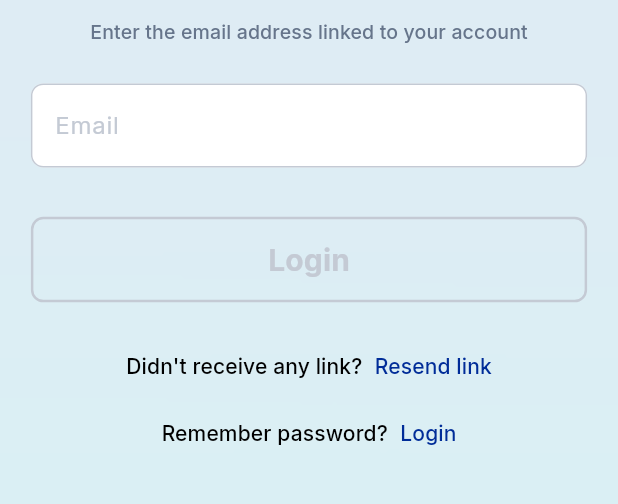
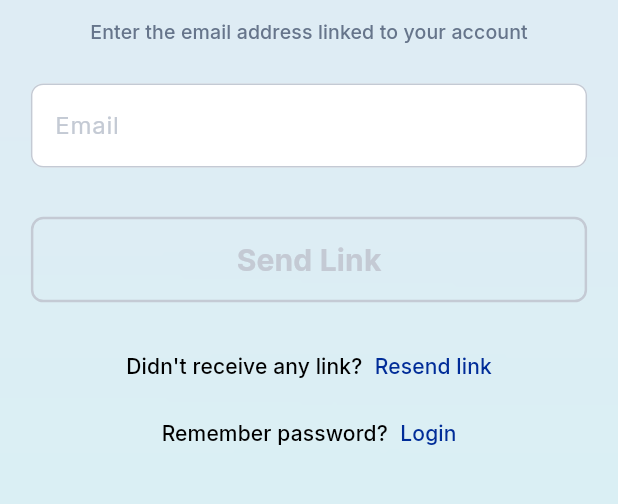
Before and after one commit to KelvinJC/slts-clone, a Flutter app: the ForgotPasswordScreen screen opened by its route, on a phone screen of 412 x 824 dp, the part 248-752 px from its top. Run offline on Flutter 3.47's test engine with Material 3 defaults, Android fonts, the phone set to English and light mode, and no system bars; our stand-ins replace connectivity_plus, dio, dropdown_button2, equatable, flutter_dotenv, flutter_riverpod and 8 more; missing offline and left inert: background_fetch, local_auth_android; accounts and stored records are empty; generated files the repository leaves out were written again; statements that could not run were skipped.

Commit message:
refactor: Clear out bugs from replacing widgets

```diff
--- a/lib/features/auth/presentation/screens/forgot_password_screen.dart
+++ b/lib/features/auth/presentation/screens/forgot_password_screen.dart
@@ -124,7 +124,7 @@ class _GradientButton extends ConsumerWidget {
           style: Theme.of(context).textTheme.labelLarge?.copyWith(
             color: AppColors.onPrimary,
             fontWeight: FontWeight.bold,
-            fontSize: 20  ,
+            fontSize: 20,
           )
       ),
       onPressed: () async {
--- a/lib/features/auth/presentation/screens/login_screen.dart
+++ b/lib/features/auth/presentation/screens/login_screen.dart
@@ -163,7 +163,7 @@ class _GradientButton extends ConsumerWidget {
           style: Theme.of(context).textTheme.labelLarge?.copyWith(
             color: AppColors.onPrimary,
             fontWeight: FontWeight.bold,
-            fontSize: 20  ,
+            fontSize: 20,
           )
       ),
       onPressed: () async {
--- a/lib/features/auth/presentation/widgets/2fa_token_form_widget.dart
+++ b/lib/features/auth/presentation/widgets/2fa_token_form_widget.dart
@@ -135,7 +135,7 @@ class _GradientButton extends ConsumerWidget {
           style: Theme.of(context).textTheme.labelLarge?.copyWith(
             color: AppColors.onPrimary,
             fontWeight: FontWeight.bold,
-            fontSize: 20  ,
+            fontSize: 20,
           )
       ),
       onPressed: () async {
--- a/lib/features/auth/presentation/widgets/blank_button_widget.dart
+++ b/lib/features/auth/presentation/widgets/blank_button_widget.dart
@@ -23,7 +23,7 @@ class BlankButton extends StatelessWidget {
       ),
       child: Center(
         child: Text(
-          'Login',
+          text,
           style: Theme.of(context).textTheme.labelLarge?.copyWith(
             color: AppColors.onBackgroundSurface2,
             fontWeight: FontWeight.bold,
```
